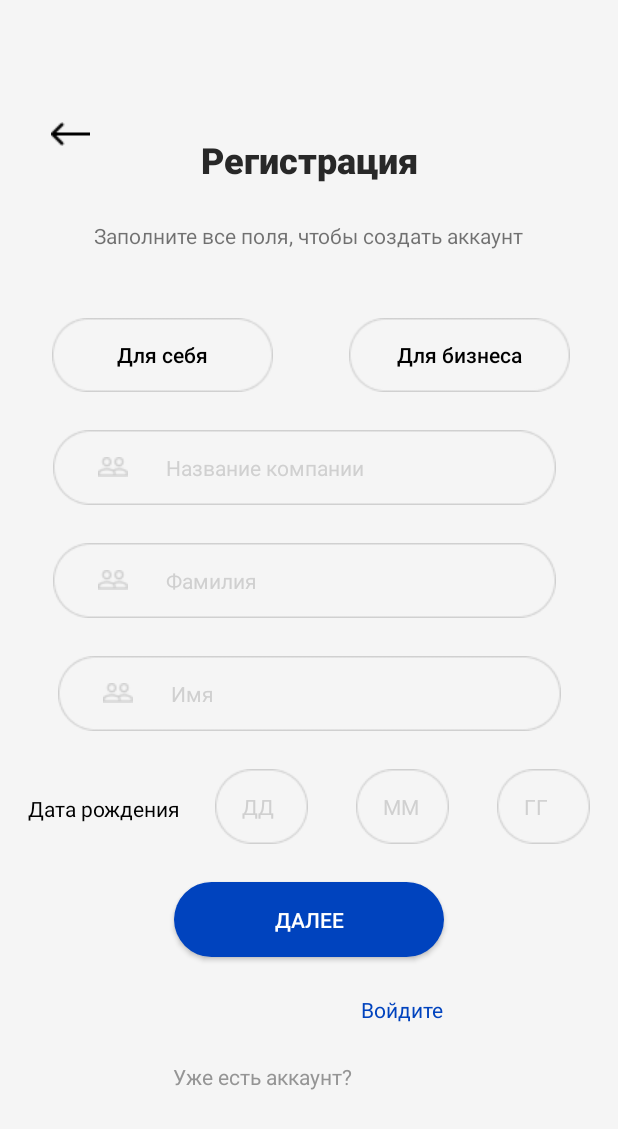
After one commit to inTACdevelopers/inTAC, an Android app: the Registration screen opened directly, with no data from a screen before it, on a phone screen of 412 x 824 dp. The commit adds this screen. Shown: the top 1129 px of the screen. Run offline under Robolectric (Android 15) with nearby library versions, the phone set to English and light mode, and no system bars.

Commit message:
add xml of Enter and Registration (2 pages)

```diff
--- a/app/src/main/AndroidManifest.xml
+++ b/app/src/main/AndroidManifest.xml
@@ -14,6 +14,12 @@
         android:theme="@style/Theme.InTAC"
         tools:targetApi="31">
         <activity
+            android:name=".registration_page2"
+            android:exported="false" />
+        <activity
+            android:name=".Registration"
+            android:exported="false" />
+        <activity
             android:name=".MainActivity"
             android:exported="true">
             <intent-filter>
--- /dev/null
+++ b/app/src/main/java/com/intac/Registration.kt
@@ -0,0 +1,30 @@
+package com.intac
+
+import androidx.appcompat.app.AppCompatActivity
+import android.os.Bundle
+import android.view.View
+import android.widget.Button
+import android.widget.EditText
+import android.widget.TextView
+import android.widget.ToggleButton
+
+class Registration : AppCompatActivity() {
+    override fun onCreate(savedInstanceState: Bundle?) {
+        super.onCreate(savedInstanceState)
+        setContentView(R.layout.activity_registration)
+
+        val btForMe: ToggleButton = findViewById(R.id.btForMe)
+        val btForBusiness: ToggleButton = findViewById(R.id.btForBusiness)
+        val plainCompanyName: EditText = findViewById(R.id.plainCompanyName)
+
+        btForMe.setOnCheckedChangeListener { _, isChecked ->
+            btForBusiness.setChecked(false)
+            plainCompanyName.setVisibility(View.GONE)
+        }
+
+        btForBusiness.setOnCheckedChangeListener { _, isChecked ->
+            btForMe.setChecked(false)
+            plainCompanyName.setVisibility(View.VISIBLE)
+        }
+    }
+}
--- /dev/null
+++ b/app/src/main/res/color/text_reg_choose_color.xml
@@ -0,0 +1,5 @@
+<?xml version="1.0" encoding="utf-8"?>
+<selector xmlns:android="http://schemas.android.com/apk/res/android">
+    <item android:color="#FFFFFF" android:state_focused="true"/>
+    <item android:color="#000000"/>
+</selector>
--- /dev/null
+++ b/app/src/main/res/drawable/choose_side.xml
@@ -0,0 +1,5 @@
+<?xml version="1.0" encoding="utf-8"?>
+<selector xmlns:android="http://schemas.android.com/apk/res/android">
+    <item android:drawable="@drawable/choose_side_btn" android:state_focused="true"/>
+    <item android:drawable="@drawable/unpressed_choose_side" />
+</selector>
--- /dev/null
+++ b/app/src/main/res/drawable/choose_side_btn.xml
@@ -0,0 +1,8 @@
+<?xml version="1.0" encoding="utf-8"?>
+<shape xmlns:android="http://schemas.android.com/apk/res/android"
+    android:shape = "rectangle">
+
+    <solid android:color = "#0043BE"/>
+    <corners android:radius = "50dp"/>
+
+</shape>
--- a/app/src/main/res/layout/activity_main.xml
+++ b/app/src/main/res/layout/activity_main.xml
@@ -28,7 +28,7 @@
         android:layout_marginEnd="98dp"
         android:layout_marginBottom="28dp"
         android:background="@drawable/enter_btn"
-        android:backgroundTint="#197BDD"
+        android:backgroundTint=" #0043BE"
         android:text="@string/btEnter"
         android:textColor="#FFFFFF"
         app:layout_constraintBottom_toTopOf="@+id/textNoAcc"
@@ -174,7 +174,7 @@
         android:layout_height="wrap_content"
         android:layout_marginEnd="88dp"
         android:layout_marginBottom="168dp"
-        android:text="@string/textReg"
+        android:text="@string/textGoReg"
         android:textColor="#0043BE"
         app:layout_constraintBottom_toBottomOf="parent"
         app:layout_constraintEnd_toEndOf="parent" />
--- /dev/null
+++ b/app/src/main/res/layout/activity_registration.xml
@@ -0,0 +1,272 @@
+<?xml version="1.0" encoding="utf-8"?>
+
+<androidx.constraintlayout.widget.ConstraintLayout xmlns:android="http://schemas.android.com/apk/res/android"
+    xmlns:app="http://schemas.android.com/apk/res-auto"
+    xmlns:tools="http://schemas.android.com/tools"
+    android:layout_width="match_parent"
+    android:layout_height="match_parent"
+    android:background="#F5F5F5"
+    android:visibility="visible"
+    tools:context=".Registration">
+
+    <Button
+        android:id="@+id/btContinue"
+        android:layout_width="180dp"
+        android:layout_height="50dp"
+        android:layout_marginStart="115dp"
+        android:layout_marginTop="25dp"
+        android:layout_marginEnd="115dp"
+        android:background="@drawable/enter_btn"
+        android:backgroundTint=" #0043BE"
+        android:text="@string/btContinue"
+        android:textColor="#FFFFFF"
+        app:layout_constraintEnd_toEndOf="parent"
+        app:layout_constraintStart_toStartOf="parent"
+        app:layout_constraintTop_toBottomOf="@+id/plainDay" />
+
+    <EditText
+        android:id="@+id/plainDay"
+        android:layout_width="62dp"
+        android:layout_height="50dp"
+        android:layout_marginStart="11dp"
+        android:layout_marginTop="25dp"
+        android:layout_marginEnd="16dp"
+        android:background="@drawable/rectangle_for_date"
+        android:ems="10"
+        android:inputType="number"
+        android:paddingStart="18dp"
+        android:text="@string/plainDay"
+        android:textColor=" #D0D0D0"
+        android:textSize="14sp"
+        app:layout_constraintEnd_toStartOf="@+id/plainMonth"
+        app:layout_constraintStart_toEndOf="@+id/textBirthDate"
+        app:layout_constraintTop_toBottomOf="@+id/plainFirstName" />
+
+    <EditText
+        android:id="@+id/plainYear"
+        android:layout_width="62dp"
+        android:layout_height="50dp"
+        android:layout_marginStart="16dp"
+        android:layout_marginTop="25dp"
+        android:layout_marginEnd="20dp"
+        android:background="@drawable/rectangle_for_date"
+        android:ems="10"
+        android:inputType="number"
+        android:paddingStart="18dp"
+        android:text="@string/plainYear"
+        android:textColor=" #D0D0D0"
+        android:textSize="14sp"
+        app:layout_constraintEnd_toEndOf="parent"
+        app:layout_constraintStart_toEndOf="@+id/plainMonth"
+        app:layout_constraintTop_toBottomOf="@+id/plainFirstName" />
+
+    <EditText
+        android:id="@+id/plainCompanyName"
+        android:layout_width="335dp"
+        android:layout_height="50dp"
+        android:layout_marginStart="20dp"
+        android:layout_marginTop="25dp"
+        android:layout_marginEnd="20dp"
+        android:autofillHints=""
+        android:background="@drawable/rectangle"
+        android:backgroundTint="#D0D0D0"
+        android:drawableLeft="@drawable/group_of_people"
+        android:drawablePadding="25dp"
+        android:elegantTextHeight="false"
+        android:ems="10"
+        android:freezesText="false"
+        android:hint="@string/plainCompanyName"
+        android:inputType="textPersonName"
+        android:paddingLeft="30dp"
+        android:textAllCaps="false"
+        android:textColor="#197BDD"
+        android:textColorHint="#D0D0D0"
+        android:textSize="14sp"
+        app:layout_constraintEnd_toEndOf="parent"
+        app:layout_constraintHorizontal_bias="0.416"
+        app:layout_constraintStart_toStartOf="parent"
+        app:layout_constraintTop_toBottomOf="@+id/btForBusiness" />
+
+    <ToggleButton
+        android:id="@+id/btForBusiness"
+        android:layout_width="147dp"
+        android:layout_height="49dp"
+        android:layout_marginTop="45dp"
+        android:layout_marginEnd="32dp"
+        android:background="@drawable/choose_side"
+        android:textAllCaps="false"
+        android:textColor="@color/text_reg_choose_color"
+        android:textOff="@string/btForBusiness"
+        android:textOn="@string/btForBusiness"
+        app:layout_constraintEnd_toEndOf="parent"
+        app:layout_constraintTop_toBottomOf="@+id/textHelpRegistration" />
+
+    <ToggleButton
+        android:id="@+id/btForMe"
+        android:layout_width="147dp"
+        android:layout_height="49dp"
+        android:layout_marginStart="20dp"
+        android:layout_marginTop="45dp"
+        android:layout_marginEnd="36dp"
+        android:background="@drawable/choose_side"
+        android:textAllCaps="false"
+        android:textColor="@color/text_reg_choose_color"
+        android:textOff="@string/btForMe"
+        android:textOn="@string/btForMe"
+        app:layout_constraintEnd_toStartOf="@+id/btForBusiness"
+        app:layout_constraintStart_toStartOf="parent"
+        app:layout_constraintTop_toBottomOf="@+id/textHelpRegistration" />
+
+    <EditText
+        android:id="@+id/plainFirstName"
+        android:layout_width="335dp"
+        android:layout_height="50dp"
+        android:layout_marginStart="20dp"
+        android:layout_marginTop="25dp"
+        android:layout_marginEnd="20dp"
+        android:autofillHints=""
+        android:background="@drawable/rectangle"
+        android:backgroundTint="#D0D0D0"
+        android:drawableLeft="@drawable/group_of_people"
+        android:drawablePadding="25dp"
+        android:elegantTextHeight="false"
+        android:ems="10"
+        android:freezesText="false"
+        android:hint="@string/plainFirstName"
+        android:inputType="textPersonName"
+        android:paddingLeft="30dp"
+        android:textAllCaps="false"
+        android:textColor="#197BDD"
+        android:textColorHint="#D0D0D0"
+        android:textSize="14sp"
+        app:layout_constraintEnd_toEndOf="parent"
+        app:layout_constraintStart_toStartOf="parent"
+        app:layout_constraintTop_toBottomOf="@+id/plainSecondName" />
+
+    <EditText
+        android:id="@+id/plainSecondName"
+        android:layout_width="335dp"
+        android:layout_height="50dp"
+        android:layout_marginStart="20dp"
+        android:layout_marginTop="25dp"
+        android:layout_marginEnd="20dp"
+        android:autofillHints=""
+        android:background="@drawable/rectangle"
+        android:backgroundTint="#D0D0D0"
+        android:drawableLeft="@drawable/group_of_people"
+        android:drawablePadding="25dp"
+        android:elegantTextHeight="false"
+        android:ems="10"
+        android:freezesText="false"
+        android:hint="@string/plainSecondName"
+        android:inputType="textPersonName"
+        android:paddingLeft="30dp"
+        android:textAllCaps="false"
+        android:textColor="#197BDD"
+        android:textColorHint="#D0D0D0"
+        android:textSize="14sp"
+        app:layout_constraintEnd_toEndOf="parent"
+        app:layout_constraintHorizontal_bias="0.416"
+        app:layout_constraintStart_toStartOf="parent"
+        app:layout_constraintTop_toBottomOf="@+id/plainCompanyName" />
+
+    <TextView
+        android:id="@+id/textHaveAcc"
+        android:layout_width="wrap_content"
+        android:layout_height="wrap_content"
+        android:layout_marginStart="115dp"
+        android:layout_marginTop="25dp"
+        android:layout_marginEnd="7dp"
+        android:layout_marginBottom="52dp"
+        android:text="@string/textAlreadyHaveAcc"
+        android:textColor="#959595"
+        android:textSize="14sp"
+        android:visibility="visible"
+        app:layout_constraintBottom_toBottomOf="parent"
+        app:layout_constraintEnd_toStartOf="@+id/textEnter"
+        app:layout_constraintStart_toStartOf="parent"
+        app:layout_constraintTop_toBottomOf="@+id/btContinue"
+        tools:ignore="TextContrastCheck,TextContrastCheck" />
+
+    <TextView
+        android:id="@+id/textEnter"
+        android:layout_width="wrap_content"
+        android:layout_height="wrap_content"
+        android:layout_marginStart="6dp"
+        android:layout_marginTop="25dp"
+        android:text="@string/textEnter"
+        android:textColor="#0043BE"
+        app:layout_constraintStart_toEndOf="@+id/textHaveAcc"
+        app:layout_constraintTop_toBottomOf="@+id/btContinue" />
+
+    <ImageButton
+        android:id="@+id/btBack"
+        android:layout_width="54dp"
+        android:layout_height="39dp"
+        android:layout_marginStart="20dp"
+        android:layout_marginTop="69dp"
+        android:background="#00000000"
+        app:layout_constraintStart_toStartOf="parent"
+        app:layout_constraintTop_toTopOf="parent"
+        app:srcCompat="@drawable/arrow_left" />
+
+    <TextView
+        android:id="@+id/textRegistration"
+        android:layout_width="wrap_content"
+        android:layout_height="wrap_content"
+        android:layout_marginStart="20dp"
+        android:layout_marginTop="94dp"
+        android:layout_marginEnd="20dp"
+        android:fontFamily="sans-serif-black"
+        android:includeFontPadding="false"
+        android:text="@string/textRegistration"
+        android:textColor="#282828"
+        android:textSize="24sp"
+        app:layout_constraintEnd_toEndOf="parent"
+        app:layout_constraintStart_toStartOf="parent"
+        app:layout_constraintTop_toTopOf="parent" />
+
+    <TextView
+        android:id="@+id/textHelpRegistration"
+        android:layout_width="wrap_content"
+        android:layout_height="wrap_content"
+        android:layout_marginStart="17dp"
+        android:layout_marginTop="25dp"
+        android:layout_marginEnd="17dp"
+        android:text="@string/textHelpRegistration"
+        app:layout_constraintEnd_toEndOf="parent"
+        app:layout_constraintStart_toStartOf="parent"
+        app:layout_constraintTop_toBottomOf="@+id/textRegistration" />
+
+    <TextView
+        android:id="@+id/textBirthDate"
+        android:layout_width="wrap_content"
+        android:layout_height="wrap_content"
+        android:layout_marginStart="20dp"
+        android:layout_marginTop="42dp"
+        android:layout_marginEnd="11dp"
+        android:text="@string/textBirthDate"
+        android:textColor=" #000000"
+        app:layout_constraintEnd_toStartOf="@+id/plainDay"
+        app:layout_constraintStart_toStartOf="parent"
+        app:layout_constraintTop_toBottomOf="@+id/plainFirstName" />
+
+    <EditText
+        android:id="@+id/plainMonth"
+        android:layout_width="62dp"
+        android:layout_height="50dp"
+        android:layout_marginStart="16dp"
+        android:layout_marginTop="25dp"
+        android:layout_marginEnd="16dp"
+        android:background="@drawable/rectangle_for_date"
+        android:ems="10"
+        android:inputType="number"
+        android:paddingStart="18dp"
+        android:text="@string/plainMonth"
+        android:textColor=" #D0D0D0"
+        android:textSize="14sp"
+        app:layout_constraintEnd_toStartOf="@+id/plainYear"
+        app:layout_constraintStart_toEndOf="@+id/plainDay"
+        app:layout_constraintTop_toBottomOf="@+id/plainFirstName" />
+
+</androidx.constraintlayout.widget.ConstraintLayout>
--- a/app/src/main/res/values/strings.xml
+++ b/app/src/main/res/values/strings.xml
@@ -9,6 +9,23 @@
     <string name="btAuthG">G+</string>
     <string name="btAuthVK">VK</string>
     <string name="textGreetings">Здравствуйте!</string>
-    <string name="textReg">Зарегистрируйтесь</string>
+    <string name="textGoReg">Зарегистрируйтесь</string>
     <string name="textForgotPass">Забыли пароль?</string>
+    <string name="textRegistration">Регистрация</string>
+    <string name="textHelpRegistration">Заполните все поля, чтобы создать аккаунт</string>
+    <string name="textAlreadyHaveAcc">Уже есть аккаунт?</string>
+    <string name="textEnter">Войдите</string>
+    <string name="plainSecondName">Фамилия</string>
+    <string name="plainFirstName">Имя</string>
+    <string name="btForMe">Для себя</string>
+    <string name="btForBusiness">Для бизнеса</string>
+    <string name="plainCompanyName">Название компании</string>
+    <string name="textBirthDate">Дата рождения</string>
+    <string name="plainDay">ДД</string>
+    <string name="plainMonth">ММ</string>
+    <string name="plainYear">ГГ</string>
+    <string name="btContinue">Далее</string>
+    <string name="plainRegLogin">Почта или номер телефона</string>
+    <string name="plainRepeatPass">Повторите пароль</string>
+    <string name="btCreateAcc">Создать</string>
 </resources>
```
Also changed, not shown: app/src/main/java/com/intac/registration_page2.kt (added, +11 -0 lines), app/src/main/res/layout/activity_registration_page2.xml (added, +140 -0 lines), app/src/main/res/drawable-v24/arrow_left.png (added), app/src/main/res/drawable-v24/group_of_people.png (added), app/src/main/res/drawable-v24/unpressed_choose_side.png (added), app/src/main/res/drawable/mail.png (added), app/src/main/res/drawable/rectangle_for_date.png (added), 1 other file.
